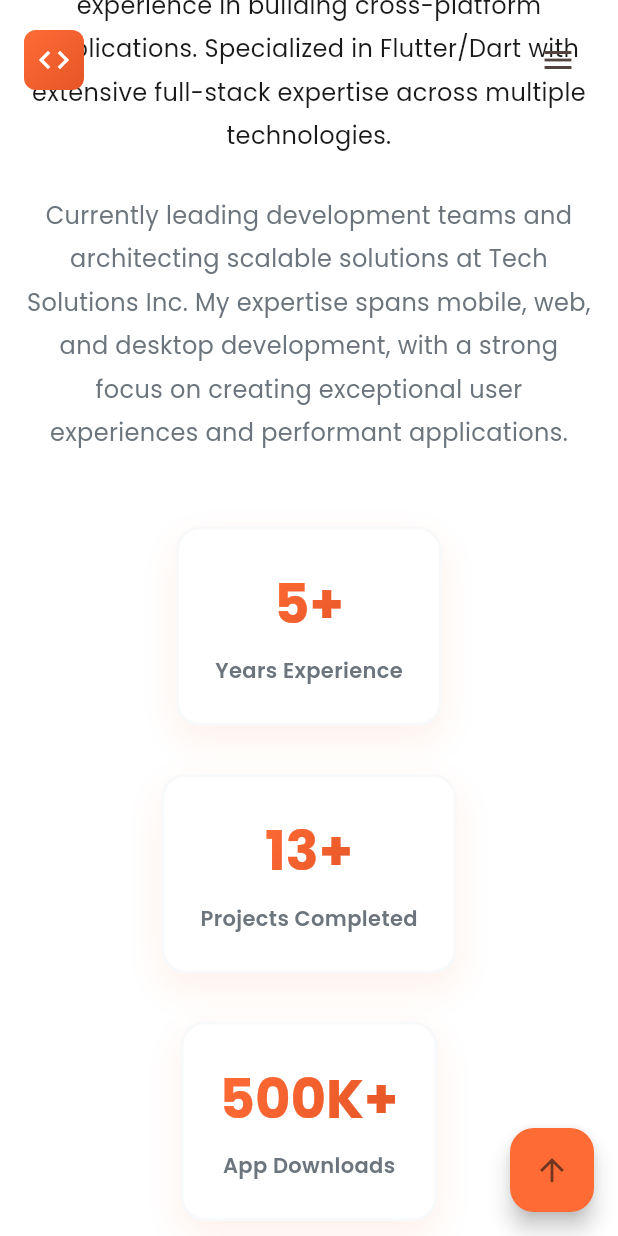
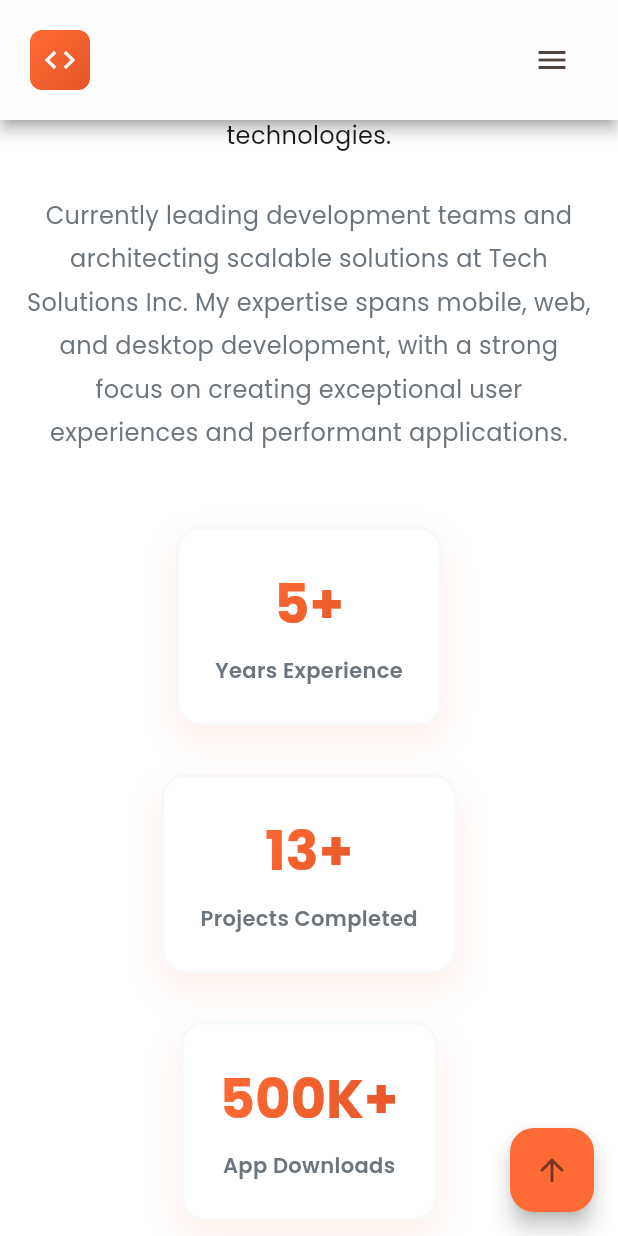
Before and after one commit to waghmarepb/sagar-portfolio, a Flutter app: the screen it shows after launch, scrolled down 1152 dp, on a phone screen of 412 x 824 dp. Run offline on Flutter 3.47's test engine with Material 3 defaults, Android fonts, the phone set to English and light mode, and no system bars; drawn by our look-alikes of flutter_animate; our stand-ins replace animated_text_kit, font_awesome_flutter, google_fonts, visibility_detector; network calls fail.

Commit message:
Fix navigation bar - Now fully clickable and functional - Added scroll to section functionality with smooth animations - Solid white background with proper elevation - Hover effects on navigation items - Orange underline on hover - Logo clickable to scroll to top - Mobile menu with better design - FloatingActionButton scrolls to top

```diff
--- a/lib/screens/portfolio_screen.dart
+++ b/lib/screens/portfolio_screen.dart
@@ -8,8 +8,46 @@ import '../widgets/experience_section.dart';
 import '../widgets/contact_section.dart';
 import '../widgets/footer.dart';
 
-class PortfolioScreen extends StatelessWidget {
+class PortfolioScreen extends StatefulWidget {
   const PortfolioScreen({Key? key}) : super(key: key);
+
+  @override
+  State<PortfolioScreen> createState() => _PortfolioScreenState();
+}
+
+class _PortfolioScreenState extends State<PortfolioScreen> {
+  final ScrollController _scrollController = ScrollController();
+  final GlobalKey _heroKey = GlobalKey();
+  final GlobalKey _aboutKey = GlobalKey();
+  final GlobalKey _skillsKey = GlobalKey();
+  final GlobalKey _projectsKey = GlobalKey();
+  final GlobalKey _experienceKey = GlobalKey();
+  final GlobalKey _contactKey = GlobalKey();
+
+  @override
+  void dispose() {
+    _scrollController.dispose();
+    super.dispose();
+  }
+
+  void scrollToSection(GlobalKey key) {
+    final context = key.currentContext;
+    if (context != null) {
+      Scrollable.ensureVisible(
+        context,
+        duration: const Duration(milliseconds: 800),
+        curve: Curves.easeInOut,
+      );
+    }
+  }
+
+  void scrollToTop() {
+    _scrollController.animateTo(
+      0,
+      duration: const Duration(milliseconds: 800),
+      curve: Curves.easeInOut,
+    );
+  }
 
   @override
   Widget build(BuildContext context) {
@@ -18,32 +56,54 @@ class PortfolioScreen extends StatelessWidget {
         children: [
           // Main Content
           SingleChildScrollView(
+            controller: _scrollController,
             child: Column(
-              children: const [
-                HeroSection(),
-                AboutSection(),
-                SkillsSection(),
-                ProjectsSection(),
-                ExperienceSection(),
-                ContactSection(),
-                PortfolioFooter(),
+              children: [
+                HeroSection(key: _heroKey),
+                AboutSection(key: _aboutKey),
+                SkillsSection(key: _skillsKey),
+                ProjectsSection(key: _projectsKey),
+                ExperienceSection(key: _experienceKey),
+                ContactSection(key: _contactKey),
+                const PortfolioFooter(),
               ],
             ),
           ),
 
-          // Fixed Navigation Bar
-          const Positioned(
+          // Fixed Navigation Bar - with IgnorePointer to allow interaction
+          Positioned(
             top: 0,
             left: 0,
             right: 0,
-            child: PortfolioNavigationBar(),
+            child: PortfolioNavigationBar(
+              onNavigate: (section) {
+                switch (section) {
+                  case 'About':
+                    scrollToSection(_aboutKey);
+                    break;
+                  case 'Skills':
+                    scrollToSection(_skillsKey);
+                    break;
+                  case 'Projects':
+                    scrollToSection(_projectsKey);
+                    break;
+                  case 'Experience':
+                    scrollToSection(_experienceKey);
+                    break;
+                  case 'Contact':
+                    scrollToSection(_contactKey);
+                    break;
+                  case 'Home':
+                    scrollToTop();
+                    break;
+                }
+              },
+            ),
           ),
         ],
       ),
       floatingActionButton: FloatingActionButton(
-        onPressed: () {
-          // Scroll to top
-        },
+        onPressed: scrollToTop,
         backgroundColor: const Color(0xFFFF6B35),
         child: const Icon(Icons.arrow_upward),
       ),
--- a/lib/widgets/navigation_bar.dart
+++ b/lib/widgets/navigation_bar.dart
@@ -3,41 +3,51 @@ import '../utils/constants.dart';
 import '../utils/responsive_helper.dart';
 
 class PortfolioNavigationBar extends StatefulWidget {
-  const PortfolioNavigationBar({Key? key}) : super(key: key);
+  final Function(String) onNavigate;
+
+  const PortfolioNavigationBar({
+    Key? key,
+    required this.onNavigate,
+  }) : super(key: key);
 
   @override
   State<PortfolioNavigationBar> createState() => _PortfolioNavigationBarState();
 }
 
 class _PortfolioNavigationBarState extends State<PortfolioNavigationBar> {
-  bool _isScrolled = false;
+  String _hoveredItem = '';
 
   @override
   Widget build(BuildContext context) {
     final isMobile = ResponsiveHelper.isMobile(context);
 
-    return Container(
-      padding: ResponsiveHelper.getScreenPadding(context).copyWith(
-        top: AppSpacing.md,
-        bottom: AppSpacing.md,
+    return Material(
+      elevation: 4,
+      color: Colors.white.withOpacity(0.95),
+      child: Container(
+        padding: EdgeInsets.symmetric(
+          horizontal: isMobile ? 20 : 60,
+          vertical: 16,
         ),
         decoration: BoxDecoration(
-        color: _isScrolled ? Colors.white : Colors.transparent,
-        boxShadow: _isScrolled
-            ? [
+          color: Colors.white.withOpacity(0.95),
+          boxShadow: [
             BoxShadow(
               color: Colors.black.withOpacity(0.1),
               blurRadius: 10,
               offset: const Offset(0, 2),
             ),
-              ]
-            : [],
+          ],
         ),
         child: Row(
           mainAxisAlignment: MainAxisAlignment.spaceBetween,
           children: [
             // Logo
-          Row(
+            MouseRegion(
+              cursor: SystemMouseCursors.click,
+              child: GestureDetector(
+                onTap: () => widget.onNavigate('Home'),
+                child: Row(
                   children: [
                     Container(
                       padding: const EdgeInsets.all(8),
@@ -63,6 +73,8 @@ class _PortfolioNavigationBarState extends State<PortfolioNavigationBar> {
                       ),
                   ],
                 ),
+              ),
+            ),
 
             // Navigation Items
             if (!isMobile)
@@ -79,30 +91,48 @@ class _PortfolioNavigationBarState extends State<PortfolioNavigationBar> {
               IconButton(
                 icon: const Icon(Icons.menu),
                 onPressed: () {
-                // Show mobile menu
                   _showMobileMenu(context);
                 },
               ),
           ],
         ),
+      ),
     );
   }
 
   Widget _buildNavItem(String title) {
+    final isHovered = _hoveredItem == title;
+
     return Padding(
       padding: const EdgeInsets.symmetric(horizontal: 16),
       child: MouseRegion(
         cursor: SystemMouseCursors.click,
+        onEnter: (_) => setState(() => _hoveredItem = title),
+        onExit: (_) => setState(() => _hoveredItem = ''),
         child: GestureDetector(
           onTap: () {
-            // Handle navigation
+            widget.onNavigate(title);
           },
+          child: AnimatedContainer(
+            duration: const Duration(milliseconds: 200),
+            padding: const EdgeInsets.symmetric(vertical: 8, horizontal: 4),
+            decoration: BoxDecoration(
+              border: Border(
+                bottom: BorderSide(
+                  color: isHovered
+                      ? AppColors.primaryOrange
+                      : Colors.transparent,
+                  width: 2,
+                ),
+              ),
+            ),
             child: Text(
               title,
-            style: const TextStyle(
+              style: TextStyle(
                 fontSize: 16,
                 fontWeight: FontWeight.w600,
-              color: AppColors.textDark,
+                color: isHovered ? AppColors.primaryOrange : AppColors.textDark,
+              ),
             ),
           ),
         ),
@@ -113,11 +143,24 @@ class _PortfolioNavigationBarState extends State<PortfolioNavigationBar> {
   void _showMobileMenu(BuildContext context) {
     showModalBottomSheet(
       context: context,
+      backgroundColor: Colors.white,
+      shape: const RoundedRectangleBorder(
+        borderRadius: BorderRadius.vertical(top: Radius.circular(20)),
+      ),
       builder: (context) => Container(
         padding: const EdgeInsets.all(24),
         child: Column(
           mainAxisSize: MainAxisSize.min,
           children: [
+            Container(
+              width: 40,
+              height: 4,
+              margin: const EdgeInsets.only(bottom: 20),
+              decoration: BoxDecoration(
+                color: Colors.grey[300],
+                borderRadius: BorderRadius.circular(2),
+              ),
+            ),
             _buildMobileMenuItem('About'),
             _buildMobileMenuItem('Skills'),
             _buildMobileMenuItem('Projects'),
@@ -131,6 +174,7 @@ class _PortfolioNavigationBarState extends State<PortfolioNavigationBar> {
 
   Widget _buildMobileMenuItem(String title) {
     return ListTile(
+      leading: const Icon(Icons.arrow_forward_ios, size: 16),
       title: Text(
         title,
         style: const TextStyle(
@@ -140,7 +184,7 @@ class _PortfolioNavigationBarState extends State<PortfolioNavigationBar> {
       ),
       onTap: () {
         Navigator.pop(context);
-        // Handle navigation
+        widget.onNavigate(title);
       },
     );
   }
```
Lines whose indentation alone changed are shown as unchanged.
